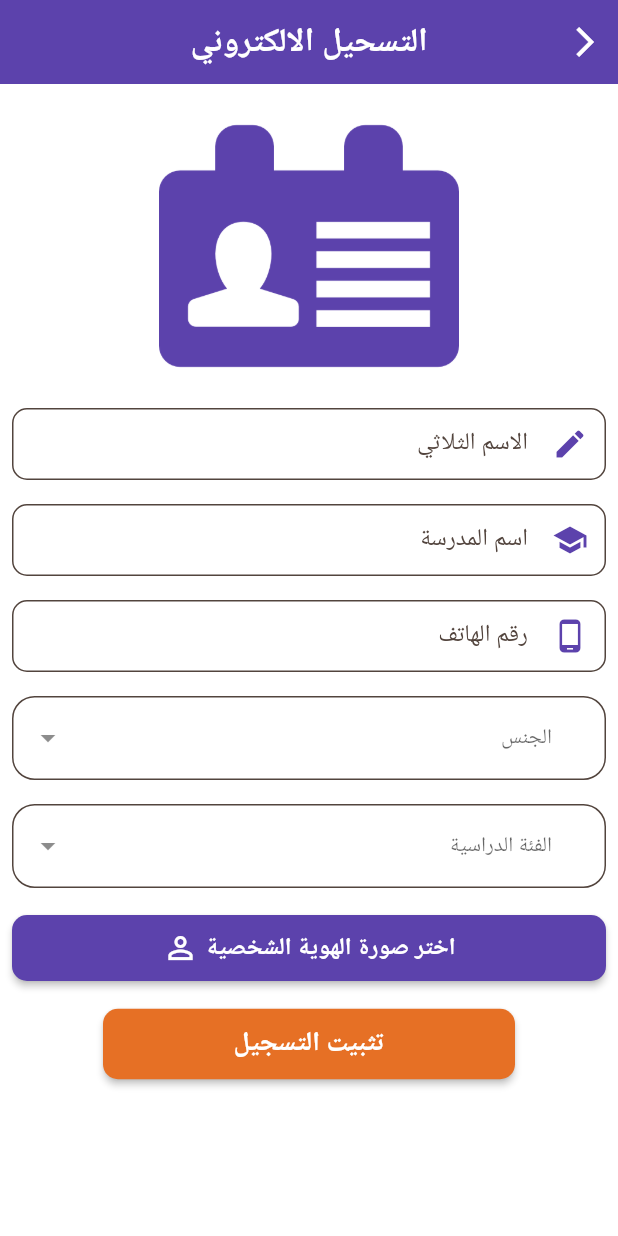
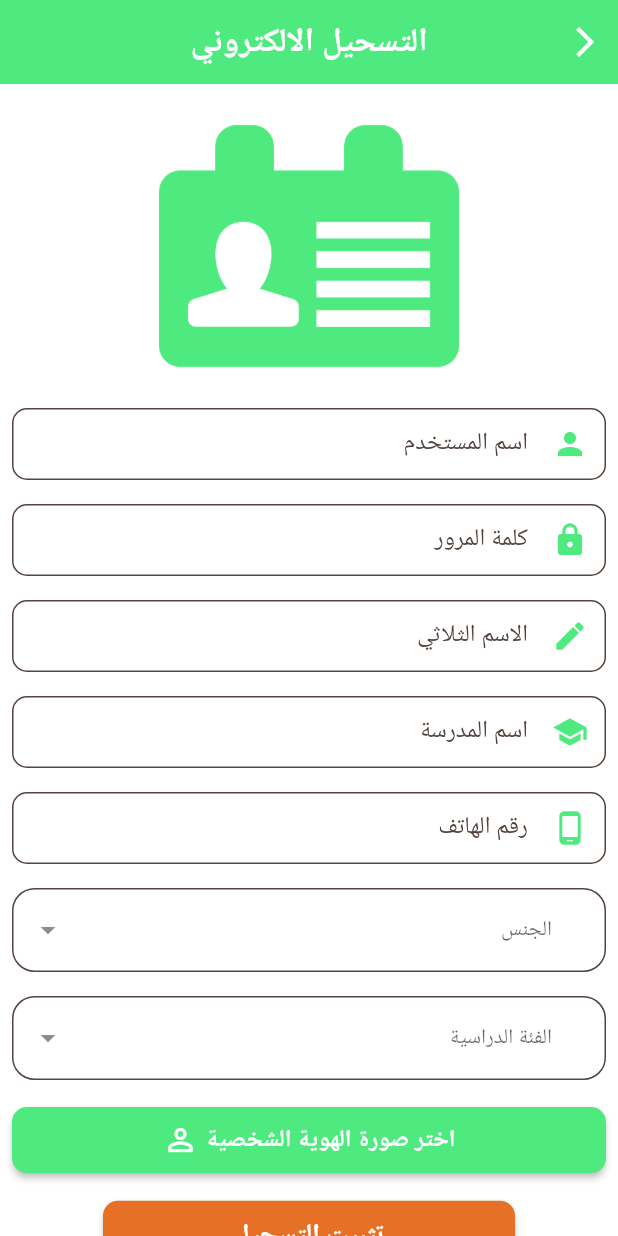
Before and after one commit to Besher-Hamze/education_management, a Flutter app: the SignupPage screen opened by its route, after a tap on "تثبيت التسجيل", on a phone screen of 412 x 824 dp. Run offline on Flutter 3.47's test engine with Material 3 defaults, Android fonts, the phone set to English and light mode, and no system bars; our stand-ins replace dropdown_button2, get, shared_preferences; accounts and stored records are empty; network calls fail.

Commit message:
This is the first Commit

```diff
--- /dev/null
+++ b/lib/controller/auth_controller.dart
@@ -0,0 +1,80 @@
+import 'dart:convert';
+
+import 'package:education_managment/models/student_model.dart';
+import 'package:education_managment/utils/api_urls.dart';
+import 'package:education_managment/utils/app_routes.dart';
+import 'package:education_managment/utils/cache_helper.dart';
+import 'package:flutter/cupertino.dart';
+import 'package:flutter/material.dart';
+import 'package:get/get.dart';
+import 'package:http/http.dart' as http;
+
+class AuthController extends GetxController {
+  /// this param for registration form
+  late TextEditingController fullName;
+  late TextEditingController school;
+  late TextEditingController phone;
+  late TextEditingController username;
+  late TextEditingController password;
+  String? gender;
+  String? classLevel;
+  String? idImageUrl;
+
+  @override
+  void onInit() {
+    super.onInit();
+    fullName = TextEditingController();
+    school = TextEditingController();
+    phone = TextEditingController();
+    username = TextEditingController();
+    password = TextEditingController();
+  }
+
+  Future<void> register() async {
+    StudentModel studentModel = StudentModel(
+        fullName: fullName.text,
+        school: school.text,
+        phone: phone.text,
+        gender: gender ?? '',
+        classLevel: classLevel ?? '',
+        idImage: idImageUrl ?? '',
+        username: username.text,
+        password: password.text);
+    try {
+      var req = await http.post(Uri.parse(registerUrl),
+          body: studentModel.toJson(), headers: headerApi);
+      if (req.statusCode == 200) {
+        if (jsonDecode(req.body)['status'] == "success") {
+          Get.snackbar("", "تم إرسال طلبك بنجاح");
+          Get.offAllNamed(RoutesPath.auth);
+        } else {
+          Get.snackbar("خطأ", jsonDecode(req.body)['message'],
+              backgroundColor: Colors.red, colorText: Colors.white);
+        }
+      }
+    } catch (e) {
+      print(e);
+    }
+  }
+
+  Future<void> login(String username, String password) async {
+    try {
+      var req = await http.post(Uri.parse(loginUrl),
+          body: jsonEncode({"username": username, "password": password}),
+          headers: headerApi);
+      if (req.statusCode == 200) {
+        if (jsonDecode(req.body)['status'] == "success") {
+          CacheHelper.putData(
+              key: "student",
+              value: jsonEncode(jsonDecode(req.body)['student']));
+          Get.offNamed(RoutesPath.home);
+        } else {
+          Get.snackbar("خطأ", "خطأ في اسم المستخدم او كلمة المرور",
+              colorText: Colors.white, backgroundColor: Colors.red);
+        }
+      }
+    } catch (e) {
+      print(e);
+    }
+  }
+}
--- a/lib/main.dart
+++ b/lib/main.dart
@@ -1,9 +1,12 @@
 import 'package:education_managment/utils/app_routes.dart';
 import 'package:education_managment/utils/app_theme.dart';
+import 'package:education_managment/utils/cache_helper.dart';
 import 'package:flutter/material.dart';
 import 'package:get/get.dart';
 
-void main() {
+Future<void> main() async {
+  WidgetsFlutterBinding.ensureInitialized();
+  await CacheHelper.init();
   runApp(const MyApp());
 }
 
--- /dev/null
+++ b/lib/models/student_model.dart
@@ -0,0 +1,63 @@
+import 'dart:convert';
+
+import 'package:education_managment/utils/cache_helper.dart';
+
+class StudentModel {
+  final String fullName;
+  final String school;
+  final String phone;
+  final String gender;
+  final String classLevel;
+  final String idImage;
+  final String username;
+  final String? password;
+  final String? studentNumber;
+
+  StudentModel({
+    required this.fullName,
+    required this.school,
+    required this.phone,
+    required this.gender,
+    required this.classLevel,
+    required this.idImage,
+    required this.username,
+    this.password,
+    this.studentNumber
+  });
+
+  factory StudentModel.fromMap(Map<String, dynamic> json) {
+    return StudentModel(
+      fullName: json['full_name'],
+      school: json['school'],
+      phone: json['phone'],
+      gender: json['gender'],
+      classLevel: json['class'],
+      idImage: json['id_image_url'],
+      username: json['username'],
+      studentNumber: json['studentNumber'],
+    );
+  }
+
+  Map<String, dynamic> toMap() {
+    return {
+      "full_name": this.fullName,
+      "school": this.school,
+      "phone": this.phone,
+      'gender': this.gender,
+      "class": this.classLevel == "تاسع" ? "T" : "B",
+      "id_image_url": this.idImage,
+      "username": this.username,
+      "password": this.password,
+      "studentNumber":studentNumber
+    };
+  }
+
+  String toJson() => json.encode(toMap());
+
+  factory StudentModel.fromJson(String source) =>
+      StudentModel.fromMap(json.decode(source));
+
+  static StudentModel getStuderData() {
+    return StudentModel.fromJson(CacheHelper.getData(key: "student"));
+  }
+}
--- /dev/null
+++ b/lib/utils/api_urls.dart
@@ -0,0 +1,5 @@
+const String baseUrl="http://192.168.1.6/educational_institute_backend-1/api";
+const String studentUrl="$baseUrl/student";
+const String loginUrl="$studentUrl/login.php";
+const String registerUrl="$studentUrl/registration.php";
+const Map<String,String> headerApi={"Content-Type": "application/json"};
--- a/lib/utils/app_routes.dart
+++ b/lib/utils/app_routes.dart
@@ -1,3 +1,4 @@
+import 'package:education_managment/utils/cache_helper.dart';
 import 'package:education_managment/view/auth/login_page.dart';
 import 'package:education_managment/view/auth/main_auth.dart';
 import 'package:education_managment/view/auth/signup_page.dart';
@@ -16,7 +17,7 @@ class AppRoutes {
     ),
     GetPage(
       name: RoutesPath.login,
-      page: () => const LoginPage(),
+      page: () => LoginPage(),
     ),
     GetPage(
       name: RoutesPath.signup,
@@ -34,6 +35,10 @@ class RoutesPath {
 
 class RouteWrapper {
   static get getInitialRoute {
-    return RoutesPath.auth;
+    if(CacheHelper.getData(key: "student")==null) {
+      return RoutesPath.auth;
+    }else{
+      return RoutesPath.home;
+    }
   }
 }
--- a/lib/utils/colors.dart
+++ b/lib/utils/colors.dart
@@ -1,7 +1,7 @@
 import 'package:flutter/material.dart';
 
 class AppColors {
-  static const primaryColor = Color(0xff5c42ac);
+  static const primaryColor = Color(0xff4EEA7F);
   static const backgroundColor = Color(0xFFf9f9f9);
   static const containerColor = Colors.white;
   static const secondaryColor = Color(0xFFe67025);
--- a/lib/view/auth/signup_page.dart
+++ b/lib/view/auth/signup_page.dart
@@ -1,6 +1,7 @@
 import 'package:education_managment/components/custom_button_auth.dart';
 import 'package:education_managment/components/custom_text_field.dart';
 import 'package:education_managment/components/dropdown_button.dart';
+import 'package:education_managment/controller/auth_controller.dart';
 import 'package:education_managment/utils/colors.dart';
 import 'package:education_managment/utils/images.dart';
 import 'package:flutter/material.dart';
@@ -11,12 +12,15 @@ class SignupPage extends StatelessWidget {
 
   @override
   Widget build(BuildContext context) {
-    return SafeArea(
+    Get.put(AuthController());
+    return GetBuilder<AuthController>(
+      builder: (controller) => SafeArea(
         child: Scaffold(
           appBar: AppBar(
             title: Text(
               "التسحيل الالكتروني",
-            style: TextStyle(color: Colors.white, fontWeight: FontWeight.bold),
+              style:
+                  TextStyle(color: Colors.white, fontWeight: FontWeight.bold),
             ),
             centerTitle: true,
             leading: IconButton(
@@ -32,7 +36,6 @@ class SignupPage extends StatelessWidget {
           backgroundColor: Colors.white,
           body: GestureDetector(
             onTap: () {
-            print("object");
               FocusScope.of(context).unfocus();
             },
             child: SingleChildScrollView(
@@ -47,13 +50,30 @@ class SignupPage extends StatelessWidget {
                         width: 200,
                       ),
                       CustomTextFormField(
+                          label: "اسم المستخدم",
+                          hint: "اسم المستخدم",
+                          iconData: Icons.person,
+                          validator: (value) {
+                            return "";
+                          },
+                          controller: controller.username),
+                      CustomTextFormField(
+                          label: "كلمة المرور",
+                          hint: "كلمة المرور",
+                          iconData: Icons.lock,
+                          validator: (value) {
+                            return "";
+                          },
+                          isPassword: true,
+                          controller: controller.password),
+                      CustomTextFormField(
                           label: "الاسم الثلاثي",
                           hint: "الاسم الثلاثي",
                           iconData: Icons.edit,
                           validator: (value) {
                             return "";
                           },
-                        controller: TextEditingController()),
+                          controller: controller.fullName),
                       CustomTextFormField(
                           label: "اسم المدرسة",
                           hint: "اسم المدرسة",
@@ -61,7 +81,7 @@ class SignupPage extends StatelessWidget {
                           validator: (value) {
                             return "";
                           },
-                        controller: TextEditingController()),
+                          controller: controller.school),
                       CustomTextFormField(
                           label: "رقم الهاتف",
                           hint: "+963 ----------",
@@ -69,16 +89,24 @@ class SignupPage extends StatelessWidget {
                           validator: (value) {
                             return "";
                           },
-                        controller: TextEditingController()),
+                          controller: controller.phone),
                       CustomDropdownButton(
                         hint: "الجنس",
                         values: ["انثى", "ذكر"],
-                      onChanged: (value) {},
+                        onChanged: (value) {
+                          controller.gender = value;
+                          controller.update();
+                        },
+                        value: controller.gender,
                       ),
                       CustomDropdownButton(
                         hint: "الفئة الدراسية",
                         values: ["تاسع", "بكلوريا"],
-                      onChanged: (value) {},
+                        onChanged: (value) {
+                          controller.classLevel = value;
+                          controller.update();
+                        },
+                        value: controller.classLevel,
                       ),
                       CustomButton(
                         onPressed: () {},
@@ -104,7 +132,9 @@ class SignupPage extends StatelessWidget {
                       ),
                       CustomButton(
                         color: AppColors.secondaryColor,
-                      onPressed: () {},
+                        onPressed: () async {
+                          await controller.register();
+                        },
                         label: "تثبيت التسجيل",
                       )
                     ],
@@ -114,6 +144,7 @@ class SignupPage extends StatelessWidget {
             ),
           ),
         ),
+      ),
     );
   }
 }
--- a/lib/view/home screens/widget/body.dart
+++ b/lib/view/home screens/widget/body.dart
@@ -8,7 +8,6 @@ import 'grid_item.dart';
 
 class Body extends StatelessWidget {
   const Body({super.key});
-
   @override
   Widget build(BuildContext context) {
     return GridView(
--- a/pubspec.yaml
+++ b/pubspec.yaml
@@ -39,6 +39,8 @@ dependencies:
   dropdown_button2:
   hexcolor:
   image_picker:
+  http:
+  shared_preferences:
 dev_dependencies:
   flutter_test:
     sdk: flutter
```
Also changed, not shown: lib/components/custom_text_field.dart (+13 -4 lines), lib/controller/home_controller.dart (added, +14 -0 lines), lib/utils/cache_helper.dart (added, +36 -0 lines), lib/view/auth/login_page.dart (+21 -10 lines), lib/view/home screens/home_page.dart (+12 -3 lines), lib/view/home screens/widget/header.dart (+11 -9 lines), pubspec.lock. Lines whose indentation alone changed are shown as unchanged.
